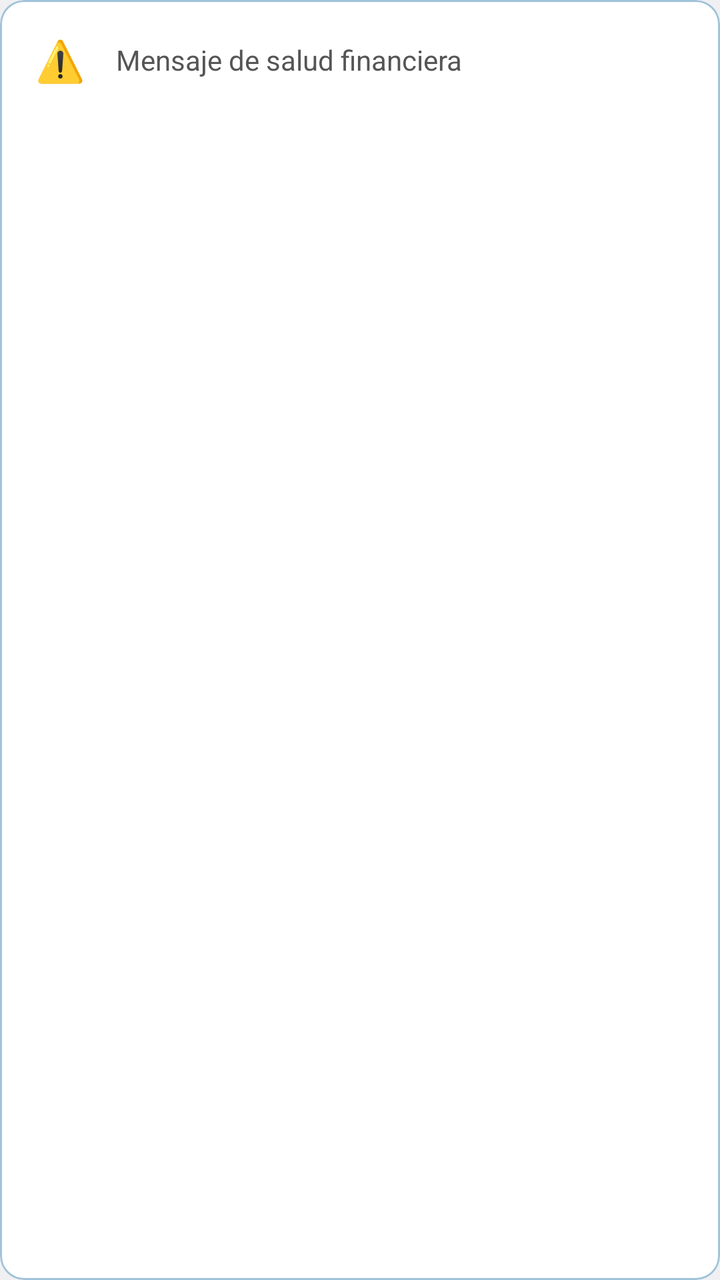
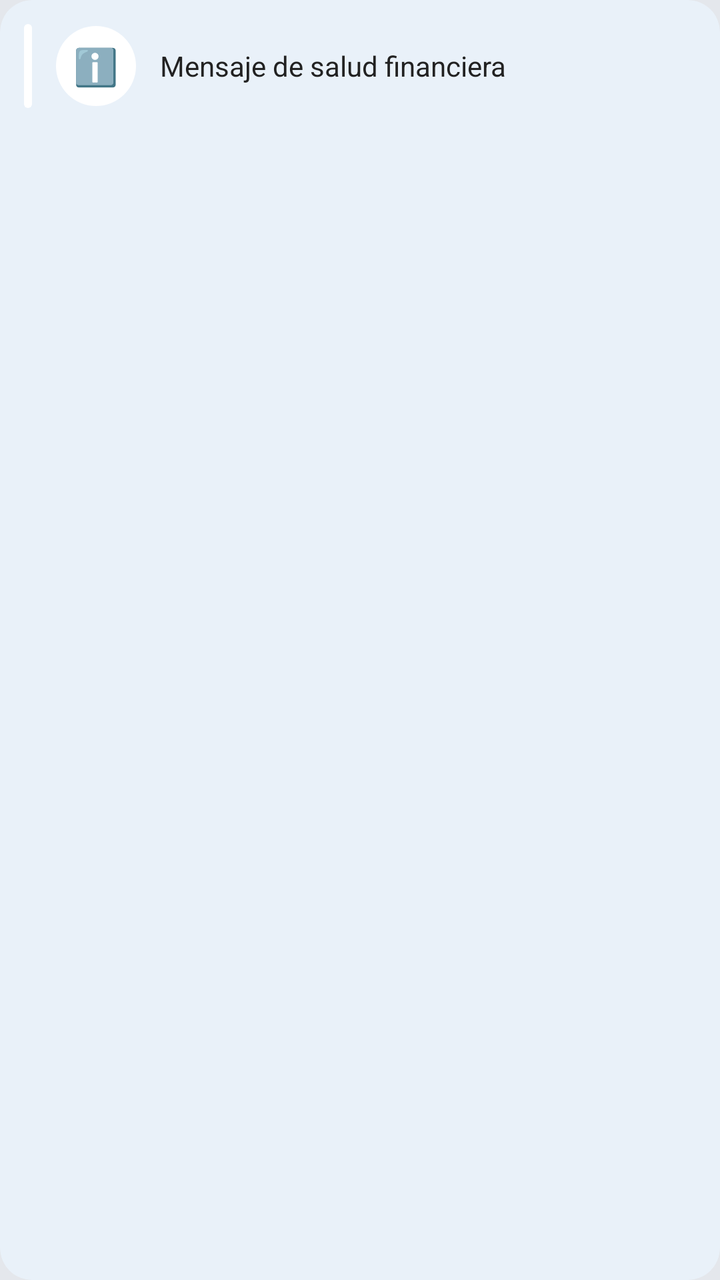

Before-and-after screenshots of an Android layout around one commit, followed by the original layout XML and the change that was made.
<!-- AndroidManifest.xml: application theme Theme.Finanzas_independientes_app -->
<!-- res/layout/item_health_signal.xml -->
<?xml version="1.0" encoding="utf-8"?>
<com.google.android.material.card.MaterialCardView
    xmlns:android="http://schemas.android.com/apk/res/android"
    xmlns:app="http://schemas.android.com/apk/res-auto"
    android:layout_width="match_parent"
    android:layout_height="wrap_content"
    android:layout_marginBottom="8dp"
    app:cardBackgroundColor="?attr/colorSurface"
    app:cardCornerRadius="12dp"
    app:cardElevation="0dp"
    app:strokeWidth="1dp"
    app:strokeColor="@color/blue_divider">

    <LinearLayout
        android:layout_width="match_parent"
        android:layout_height="wrap_content"
        android:orientation="horizontal"
        android:padding="12dp"
        android:gravity="center_vertical">

        <TextView
            android:id="@+id/tvHealthIcon"
            android:layout_width="36dp"
            android:layout_height="36dp"
            android:gravity="center"
            android:textSize="20sp"
            android:text="⚠️"
            android:importantForAccessibility="no" />

        <TextView
            android:id="@+id/tvHealthMensaje"
            android:layout_width="0dp"
            android:layout_height="wrap_content"
            android:layout_weight="1"
            android:layout_marginStart="10dp"
            android:textSize="14sp"
            android:textColor="@color/text_dark"
            android:text="Mensaje de salud financiera" />

    </LinearLayout>

</com.google.android.material.card.MaterialCardView>
<!-- resources referenced by this layout -->
<resources>
  <color name="blue_divider">#A0C3D9</color>
  <color name="text_dark">#555555</color>
  <style name="Theme.Finanzas_independientes_app" parent="Base.Theme.Finanzas_independientes_app" />
  <style name="Base.Theme.Finanzas_independientes_app" parent="Theme.Material3.DayNight.NoActionBar">
          <item name="colorPrimary">@color/blue_primary</item>
          <item name="colorOnPrimary">@color/white</item>
          <item name="colorSecondary">@color/blue_dark</item>
          <item name="colorOnSecondary">@color/white</item>
          <item name="colorSurface">@color/surface</item>
          <item name="colorOnSurface">@color/on_surface</item>
          <item name="colorSurfaceVariant">@color/surface_variant</item>
          <item name="colorOnSurfaceVariant">@color/on_surface_variant</item>
          <item name="android:colorBackground">@color/background</item>
          <item name="colorError">@color/error_red</item>
          <item name="colorOutline">@color/outline</item>
      </style>
  <color name="blue_primary">#4579BC</color>
  <color name="white">#FFFFFF</color>
  <color name="blue_dark">#2B558C</color>
  <color name="surface">#FFFFFF</color>
  <color name="on_surface">#222222</color>
  <color name="surface_variant">#F0F0F2</color>
  <color name="on_surface_variant">#555555</color>
  <color name="background">#F0F0F2</color>
  <color name="error_red">#B00020</color>
  <color name="outline">#C4C4C4</color>
</resources>

<!-- the commit's change to res/layout/item_health_signal.xml (unified diff, before → after) -->
@@ -4,12 +4,11 @@
     xmlns:app="http://schemas.android.com/apk/res-auto"
     android:layout_width="match_parent"
     android:layout_height="wrap_content"
-    android:layout_marginBottom="8dp"
-    app:cardBackgroundColor="?attr/colorSurface"
-    app:cardCornerRadius="12dp"
+    android:layout_marginBottom="10dp"
+    app:cardBackgroundColor="@color/health_info_bg"
+    app:cardCornerRadius="16dp"
     app:cardElevation="0dp"
-    app:strokeWidth="1dp"
-    app:strokeColor="@color/blue_divider">
+    app:strokeWidth="0dp">
 
     <LinearLayout
         android:layout_width="match_parent"
@@ -18,23 +17,38 @@
         android:padding="12dp"
         android:gravity="center_vertical">
 
-        <TextView
-            android:id="@+id/tvHealthIcon"
-            android:layout_width="36dp"
-            android:layout_height="36dp"
-            android:gravity="center"
-            android:textSize="20sp"
-            android:text="⚠️"
-            android:importantForAccessibility="no" />
+        <View
+            android:id="@+id/healthAccent"
+            android:layout_width="4dp"
+            android:layout_height="42dp"
+            android:layout_marginEnd="12dp"
+            android:background="@drawable/bg_health_accent" />
+
+        <FrameLayout
+            android:id="@+id/healthIconCircle"
+            android:layout_width="40dp"
+            android:layout_height="40dp"
+            android:background="@drawable/bg_oval_solid">
+
+            <TextView
+                android:id="@+id/tvHealthIcon"
+                android:layout_width="wrap_content"
+                android:layout_height="wrap_content"
+                android:layout_gravity="center"
+                android:textSize="18sp"
+                android:text="ℹ️"
+                android:importantForAccessibility="no" />
+        </FrameLayout>
 
         <TextView
             android:id="@+id/tvHealthMensaje"
             android:layout_width="0dp"
             android:layout_height="wrap_content"
             android:layout_weight="1"
-            android:layout_marginStart="10dp"
+            android:layout_marginStart="12dp"
             android:textSize="14sp"
-            android:textColor="@color/text_dark"
+            android:lineSpacingMultiplier="1.1"
+            android:textColor="@color/on_surface"
             android:text="Mensaje de salud financiera" />
 
     </LinearLayout>
<!-- resource entries referenced after the edit -->
@@ -1,30 +1,50 @@
 <!-- resources referenced by this layout -->
 <resources>
-  <color name="blue_divider">#A0C3D9</color>
-  <color name="text_dark">#555555</color>
+  <color name="health_info_bg">#E9F1F9</color>
   <style name="Theme.Finanzas_independientes_app" parent="Base.Theme.Finanzas_independientes_app" />
   <style name="Base.Theme.Finanzas_independientes_app" parent="Theme.Material3.DayNight.NoActionBar">
           <item name="colorPrimary">@color/blue_primary</item>
           <item name="colorOnPrimary">@color/white</item>
+          <item name="colorPrimaryContainer">@color/primary_container</item>
+          <item name="colorOnPrimaryContainer">@color/on_primary_container</item>
           <item name="colorSecondary">@color/blue_dark</item>
           <item name="colorOnSecondary">@color/white</item>
           <item name="colorSurface">@color/surface</item>
           <item name="colorOnSurface">@color/on_surface</item>
           <item name="colorSurfaceVariant">@color/surface_variant</item>
           <item name="colorOnSurfaceVariant">@color/on_surface_variant</item>
+          <item name="colorSurfaceContainer">@color/surface_container</item>
           <item name="android:colorBackground">@color/background</item>
           <item name="colorError">@color/error_red</item>
           <item name="colorOutline">@color/outline</item>
+          <item name="colorOutlineVariant">@color/outline_variant</item>
       </style>
   <color name="blue_primary">#4579BC</color>
   <color name="white">#FFFFFF</color>
+  <color name="primary_container">#DCE7F3</color>
+  <color name="on_primary_container">#0F2942</color>
   <color name="blue_dark">#2B558C</color>
   <color name="surface">#FFFFFF</color>
   <color name="on_surface">#222222</color>
-  <color name="surface_variant">#F0F0F2</color>
+  <!-- drawable bg_health_accent (drawable) -->
+  <?xml version="1.0" encoding="utf-8"?>
+  <shape xmlns:android="http://schemas.android.com/apk/res/android"
+      android:shape="rectangle">
+      <corners android:radius="2dp" />
+      <solid android:color="@android:color/white" />
+  </shape>
+  <!-- drawable bg_oval_solid (drawable) -->
+  <?xml version="1.0" encoding="utf-8"?>
+  <shape xmlns:android="http://schemas.android.com/apk/res/android"
+      android:shape="oval">
+      <solid android:color="@android:color/white" />
+  </shape>
+  <color name="surface_variant">#E4E7EC</color>
   <color name="on_surface_variant">#555555</color>
-  <color name="background">#F0F0F2</color>
+  <color name="surface_container">#E8E9ED</color>
+  <color name="background">#E4E7EC</color>
   <color name="error_red">#B00020</color>
   <color name="outline">#C4C4C4</color>
+  <color name="outline_variant">#E0E0E0</color>
 </resources>
 
